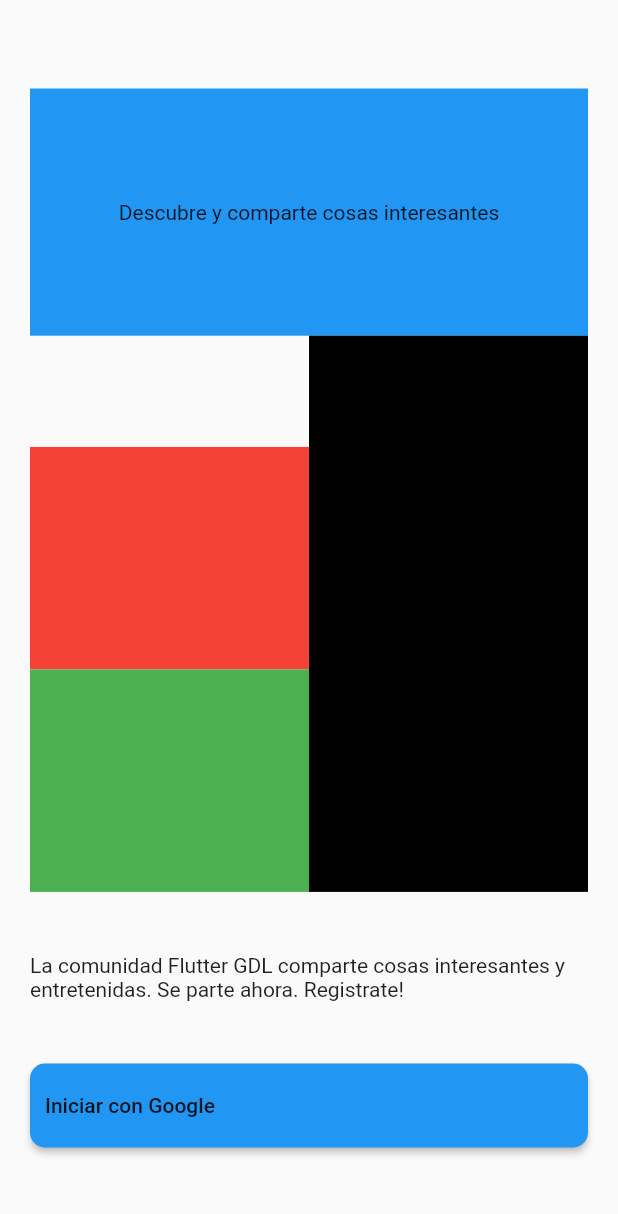
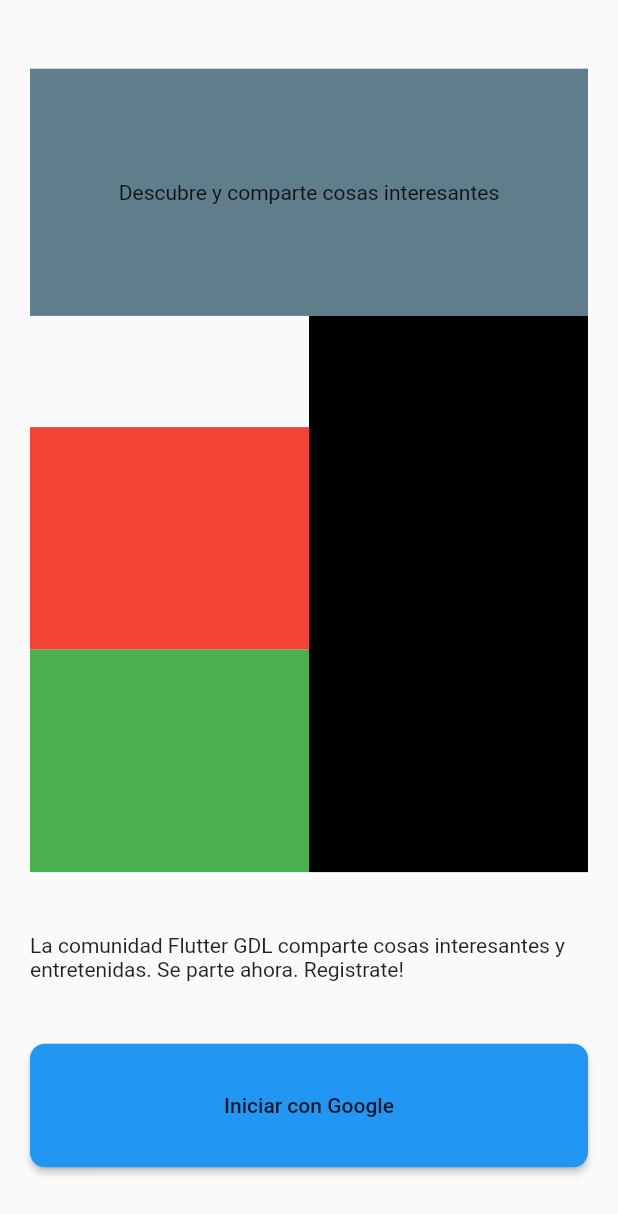
Before and after one commit to Flutter-GDL/community_app, a Flutter app: the screen it shows after launch, on a phone screen of 412 x 824 dp. Shown: the top 1214 px of the screen. Run offline on Flutter 3.47's test engine with Material 2 defaults, Android fonts, the phone set to English and light mode, and no system bars.

Commit message:
delete logo debug and style main screen

```diff
--- a/lib/main.dart
+++ b/lib/main.dart
@@ -8,6 +8,7 @@ class MyApp extends StatelessWidget {
   Widget build(BuildContext context) {
     return MaterialApp(
       title: 'Community App',
+      debugShowCheckedModeBanner: false,
       theme: ThemeData(
         backgroundColor: Colors.white
       ),
--- a/lib/screens/Login.dart
+++ b/lib/screens/Login.dart
@@ -10,7 +10,7 @@ class Login extends StatelessWidget {
 
     final _textWelcome = Container(
       child: Center(child: Text(textApp.text['loginTitle']),),
-      color: Colors.blue,
+      color: Colors.blueGrey,
     );
 
     final _images = Container(
@@ -43,7 +43,7 @@ class Login extends StatelessWidget {
         padding: EdgeInsets.symmetric(vertical: 20, horizontal: 10),
         child: Container(
             width: MediaQuery.of(context).size.width,
-            child: Text('Iniciar con Google')
+            child: Center(child: Text('Iniciar con Google')),
         ),
         onPressed: () =>  print('Login')
     );
```
